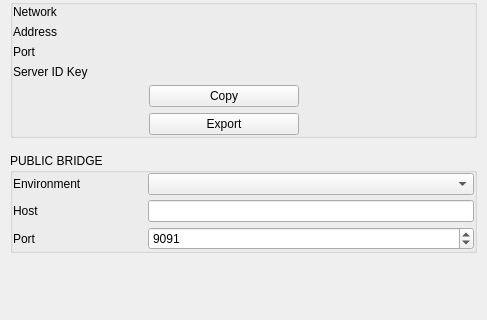
The window that BlockSettleUILib/Settings/NetworkSettingsPage.ui (BlockSettle/terminal) describes before a commit, drawn with Qt 5; both pictures show x 0 to 487 and y 112 to 432 of the 487 by 551 pixel window.
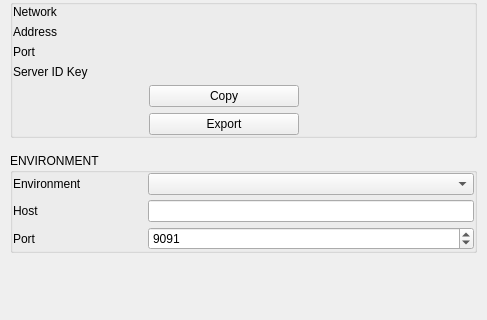
The same window after the commit.

Patch:
```diff
--- a/BlockSettleUILib/Settings/NetworkSettingsPage.ui
+++ b/BlockSettleUILib/Settings/NetworkSettingsPage.ui
@@ -512,7 +512,7 @@
    <item>
     <widget class="QGroupBox" name="PublicBridgeSettingsGroup">
      <property name="title">
-      <string>PUBLIC BRIDGE</string>
+      <string>ENVIRONMENT</string>
      </property>
      <layout class="QVBoxLayout" name="verticalLayout_5">
       <property name="spacing">
```
